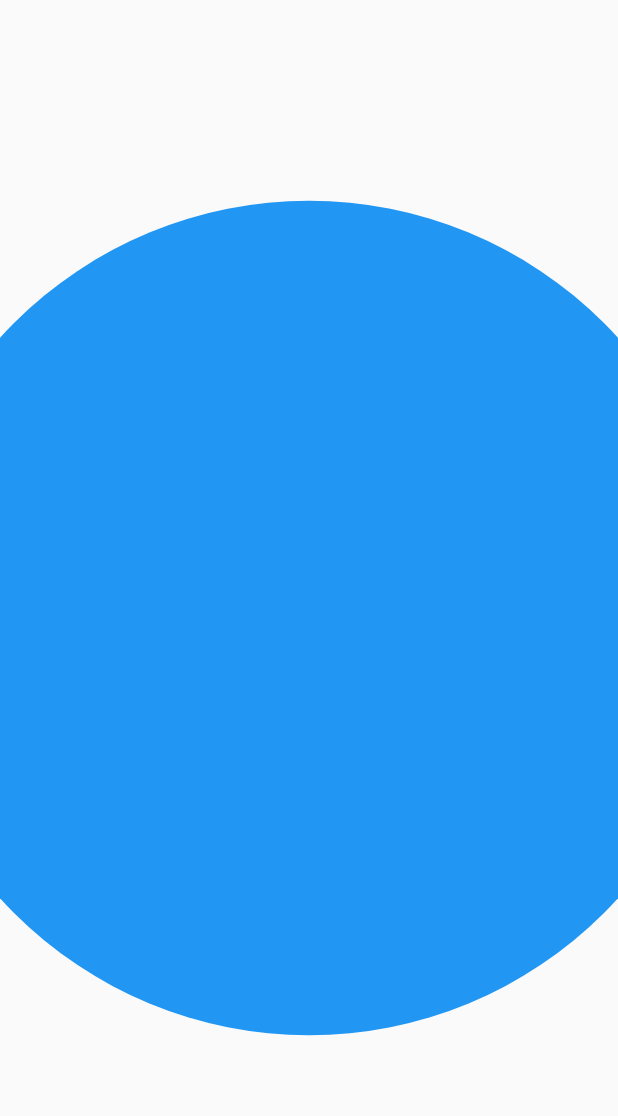
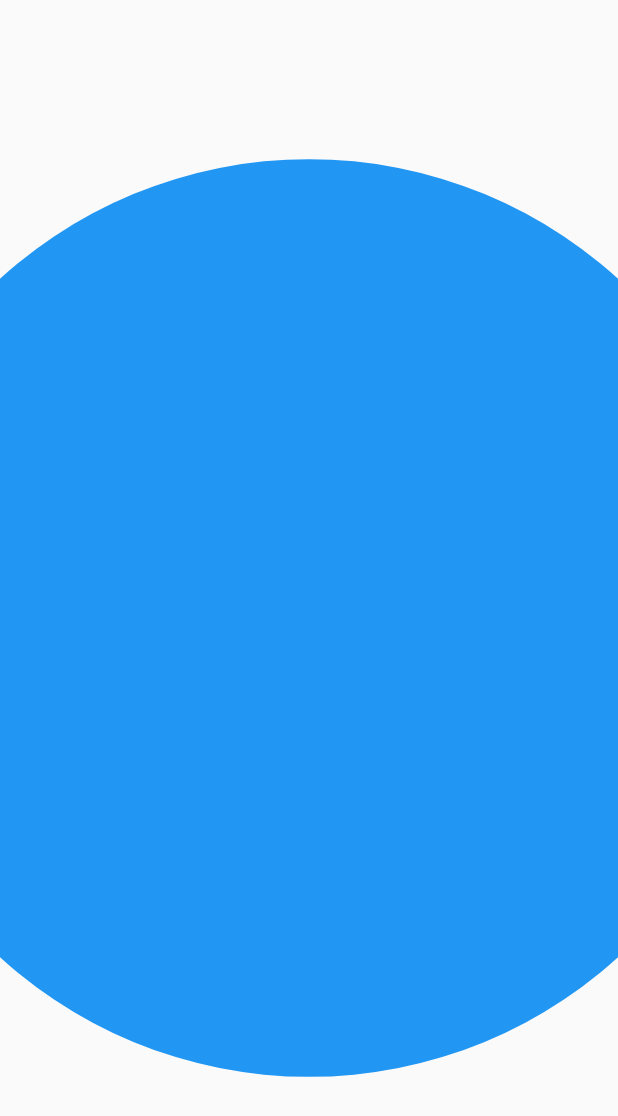
Before and after one commit to DavidEMV1622/Animations_flutter, a Flutter app: the screen it shows after launch, after a tap on "SplashScreen 1", on a phone screen of 412 x 824 dp. Shown: the top 1116 px of the screen. Run offline on Flutter 3.47's test engine with Material 2 defaults, Android fonts, the light colour scheme and no system bars; our stand-ins replace flutter_svg.

Commit message:
agreado animacion de splash screen

```diff
--- a/lib/src/principal.dart
+++ b/lib/src/principal.dart
@@ -85,7 +85,7 @@ class Principal extends StatelessWidget {
             ),
 
             ElevatedButton(onPressed: () =>
-            Navigator.push(context, MaterialPageRoute(builder: (context) => const AnimatedBuilderExampleApp())),
+            Navigator.push(context, MaterialPageRoute(builder: (context) => const SplashScreenT())),
             child: const Text("SplashScreen 1 prueba")),
 
             const SizedBox(
--- a/lib/src/splashScreen/splash_1.dart
+++ b/lib/src/splashScreen/splash_1.dart
@@ -14,9 +14,11 @@ class SplashScreen extends StatefulWidget {
 class _SplashScreenState extends State<SplashScreen> with TickerProviderStateMixin{
 
   late final AnimationController _controller;
+  late final AnimationController _controllerHOLA;
 
   late Animation<double> controllerReducir;
   late Animation<double> controllerAgrandar;
+  late Animation<double> controllerAgrandarHOLA;
 
   /* late final AnimationController _controller = AnimationController(
     duration: const Duration(seconds: 3),
@@ -26,29 +28,53 @@ class _SplashScreenState extends State<SplashScreen> with TickerProviderStateMix
   @override
   void dispose() {
     _controller.dispose();
+    _controllerHOLA.dispose();
     super.dispose();
   }
 
 
   @override
   void initState() {
-
+    super.initState();
     var timeSplash = Duration(seconds: 4);
     Future.delayed(timeSplash, () {
-      Navigator.push(context, MaterialPageRoute(builder: (context) => const HomeScreen()));;
+      Navigator.push(context, MaterialPageRoute(builder: (context) => const HomeScreen()));
     });
 
 
     _controller = new AnimationController(
       vsync: this,
-      duration: Duration(seconds: 2));
+      duration: Duration(seconds: 2)
+    );
+    _controllerHOLA = new AnimationController(
+      vsync: this,
+      duration: Duration(seconds: 2)
+    );
 
-    controllerAgrandar = Tween(begin: 0.0, end: 0.5).animate(
-        CurvedAnimation(parent: _controller, curve: Interval(0.0, 0.5)));
+    controllerAgrandarHOLA = Tween(begin: 0.0, end: 1.0).animate(
+      CurvedAnimation(parent: _controllerHOLA, curve: Interval(0.0, 1.0)) // Cambia el intervalo
+    );
 
-    controllerReducir = Tween(begin: 0.5, end: 0.0).animate(
-        CurvedAnimation(parent: _controller, curve: Interval(0.0, 0.5)));
+    controllerAgrandar = Tween(begin: 0.0, end: 1.0).animate(
+      CurvedAnimation(parent: _controller, curve: Interval(0.0, 1.0)) // Cambia el intervalo
+    );
 
+    /* controllerAgrandar = Tween(begin: 0.0, end: 1.0).animate(
+      CurvedAnimation(parent: _controller, curve: Interval(0.5, 1.0)) // Cambia el intervalo
+    ); */
+
+    controllerReducir = Tween(begin: 1.0, end: 0.0).animate(
+      CurvedAnimation(parent: _controller, curve: Interval(0.0, 0.5)) // Cambia el intervalo
+    );
+
+    /* controllerAgrandar = Tween(begin: 0.0, end: 1.0).animate(
+      CurvedAnimation(parent: _controller, curve: Interval(0.0, 1.0)) // Cambia el intervalo
+    );
+
+    controllerReducir = Tween(begin: 1.0, end: 0.0).animate(
+      CurvedAnimation(parent: _controller, curve: Interval(1.0, 0.0)) // Cambia el intervalo
+    );
+ */
 
     _controller.forward();
     _controller.addListener(() {
@@ -57,12 +83,22 @@ class _SplashScreenState extends State<SplashScreen> with TickerProviderStateMix
       if (_controller.status == AnimationStatus.completed) {
         // controller0.reset();
         // controller0.reverse();
-
-        _controller.repeat();
+        _controller.forward();();
       }
     });
 
-    super.initState();
+    _controllerHOLA.forward();
+    _controllerHOLA.addListener(() {
+      setState(() {
+        if (_controllerHOLA.status == AnimationStatus.completed) {
+        // controller0.reset();
+        // controller0.reverse();
+        _controllerHOLA.reverse();();
+      }
+      });
+    });
+
+
   }
 
   @override
@@ -72,8 +108,9 @@ class _SplashScreenState extends State<SplashScreen> with TickerProviderStateMix
 
         AnimatedBuilder(animation: _controller,
           builder: (BuildContext context, Widget? child) {
+
           return Transform.scale(
-            scale: (controllerReducir.value) * (MediaQuery.of(context).size.height * 0.03),
+            scale: controllerAgrandar.value * (MediaQuery.of(context).size.height * 0.03),
               child: child,
           );},
           child: Align(
@@ -93,11 +130,15 @@ class _SplashScreenState extends State<SplashScreen> with TickerProviderStateMix
           ),
         ),
 
-        AnimatedBuilder(animation: _controller,
+        AnimatedBuilder(animation: _controllerHOLA,
           builder: (BuildContext context, Widget? child) {
+
           return Transform.scale(
-            //scale: controllerAgrandar.value * (MediaQuery.of(context).size.height * 0.03),
-            scale:  (controllerAgrandar.value + controllerReducir.value) * (MediaQuery.of(context).size.height * 0.03),
+            scale: controllerAgrandarHOLA.value * (MediaQuery.of(context).size.height * 0.03),
+            /* scale: _controller.status != AnimationStatus.completed ?
+            controllerAgrandar.value * (MediaQuery.of(context).size.height * 0.03) :
+            controllerReducir.value * (MediaQuery.of(context).size.height * 0.03), */
+            //scale: (controllerAgrandar.value - controllerReducir.value) * (MediaQuery.of(context).size.height * 0.03),
               child: child,
           );},
           child: Align(
```
Also changed, not shown: lib/src/splashScreen/splash_1_prueba.dart (+76 -37 lines).
